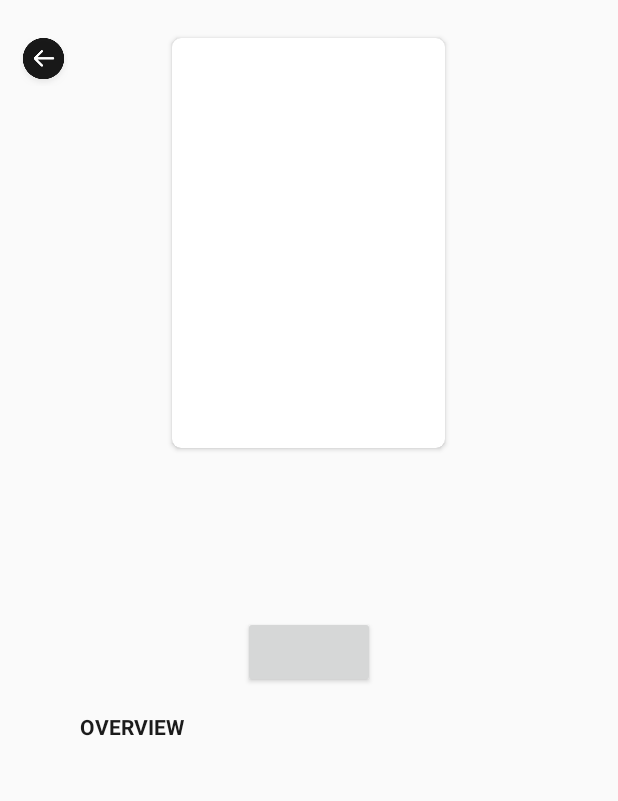
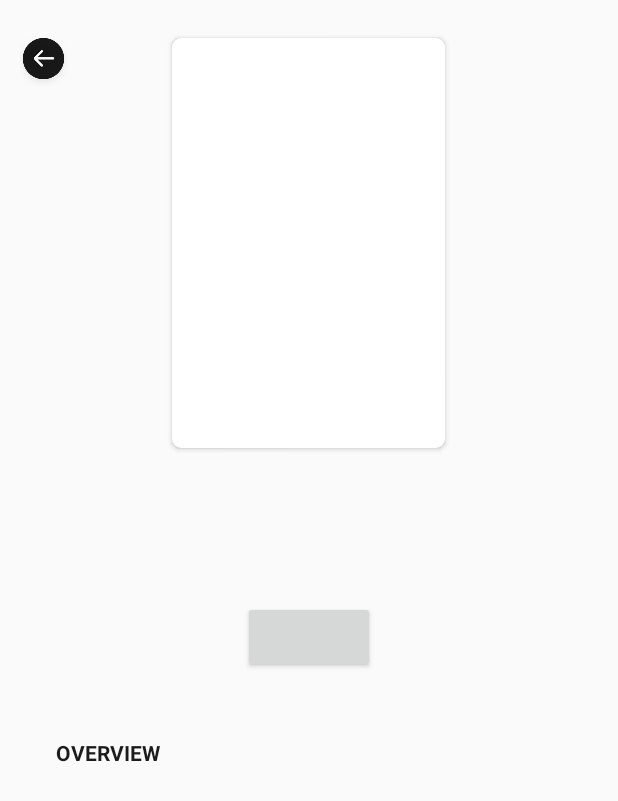
Before and after one commit to agugauchat/tvSeriesApp, an Android app: the DetailActivity screen opened directly, with no data from a screen before it, on a phone screen of 412 x 824 dp. Shown: the top 801 px of the screen. Run offline under Robolectric (Android 15) with nearby library versions, the phone set to English and light mode, and no system bars; our stand-ins replace Picasso; libraries missing offline, so code that uses them is left out: androidx.palette.graphics; pictures from the network do not load; 8 statements that could not run were skipped.

Commit message:
Minor fix in bottom padding

```diff
--- a/app/src/main/res/layout/activity_detail.xml
+++ b/app/src/main/res/layout/activity_detail.xml
@@ -93,7 +93,6 @@
                     android:layout_width="wrap_content"
                     android:layout_height="wrap_content"
                     android:layout_gravity="center"
-                    android:padding="@dimen/detail_tv_p_size"
                     android:paddingBottom="@dimen/detail_tv_pb_size"
                     android:textColor="@color/white"
                     android:textSize="@dimen/detail_text_size"
@@ -115,8 +114,8 @@
                     android:id="@+id/detail_title_overview"
                     android:layout_width="wrap_content"
                     android:layout_height="wrap_content"
-                    android:padding="@dimen/detail_tv_p_size"
-                    android:paddingTop="@dimen/detail_tv_pt_size"
+                    android:paddingBottom="@dimen/detail_tv_p_size"
+                    android:layout_marginTop="@dimen/detail_tv_pt_size"
                     android:text="@string/overview"
                     android:textColor="@color/gray_title"
                     android:textSize="@dimen/detail_description_size"
@@ -128,7 +127,7 @@
                     android:id="@+id/detail_overview"
                     android:layout_width="wrap_content"
                     android:layout_height="wrap_content"
-                    android:padding="@dimen/detail_tv_p_size"
+                    android:paddingBottom="@dimen/detail_tv_pb_size"
                     android:textColor="@color/white"
                     android:textSize="@dimen/detail_description_size"
                     app:layout_constraintEnd_toEndOf="parent"
```
